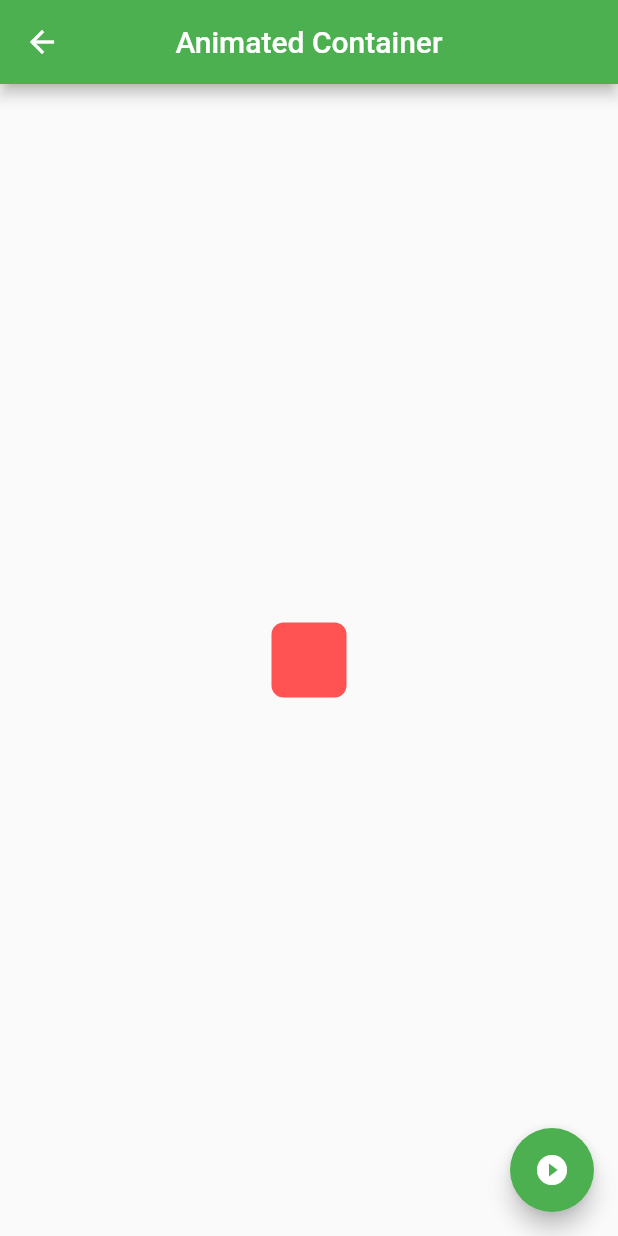
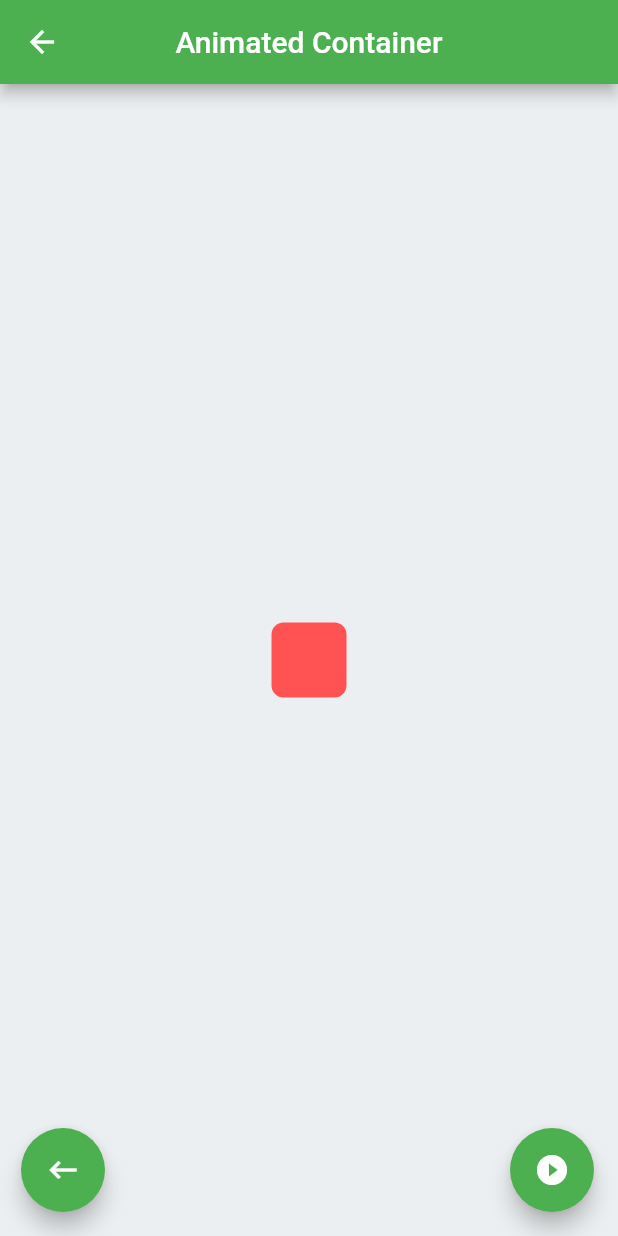
Before and after one commit to jas095/components_app, a Flutter app: the AnimatedContainerPage screen opened by its route, on a phone screen of 412 x 824 dp. Run offline on Flutter 3.47's test engine with Material 2 defaults, Android fonts, the phone set to English and light mode, and no system bars.

Commit message:
New functionality added and adjust properties

```diff
--- a/lib/src/pages/animated_container_page.dart
+++ b/lib/src/pages/animated_container_page.dart
@@ -18,6 +18,7 @@ class _AnimatedContainerPageState extends State<AnimatedContainerPage> {
   @override
   Widget build(BuildContext context) {
     return Scaffold(
+      backgroundColor: Colors.blueGrey[50],
       appBar: AppBar(
         backgroundColor: Colors.green,
         title: Text('Animated Container'),
@@ -37,11 +38,7 @@ class _AnimatedContainerPageState extends State<AnimatedContainerPage> {
           curve: Curves.fastOutSlowIn,
         ),
       ),
-      floatingActionButton: FloatingActionButton(
-        backgroundColor: Colors.green,
-        onPressed: _changeAnimation,
-        child: Icon(Icons.play_circle_filled),
-      ),
+      floatingActionButton: _createButtons(),
     );
   }
 
@@ -55,4 +52,27 @@ class _AnimatedContainerPageState extends State<AnimatedContainerPage> {
       _borderRadius = BorderRadius.circular(random.nextInt(100).toDouble());
     });
   }
+
+  Widget _createButtons() {
+    return Row(
+      mainAxisAlignment: MainAxisAlignment.end,
+      children: <Widget>[
+        SizedBox(
+          width: 30,
+        ),
+        FloatingActionButton(
+          heroTag: null,
+          backgroundColor: Colors.green,
+          child: Icon(Icons.keyboard_backspace),
+          onPressed: () => Navigator.pop(context),
+        ),
+        Expanded(child: SizedBox()),
+        FloatingActionButton(
+          backgroundColor: Colors.green,
+          onPressed: _changeAnimation,
+          child: Icon(Icons.play_circle_filled),
+        ),
+      ],
+    );
+  }
 }
```
